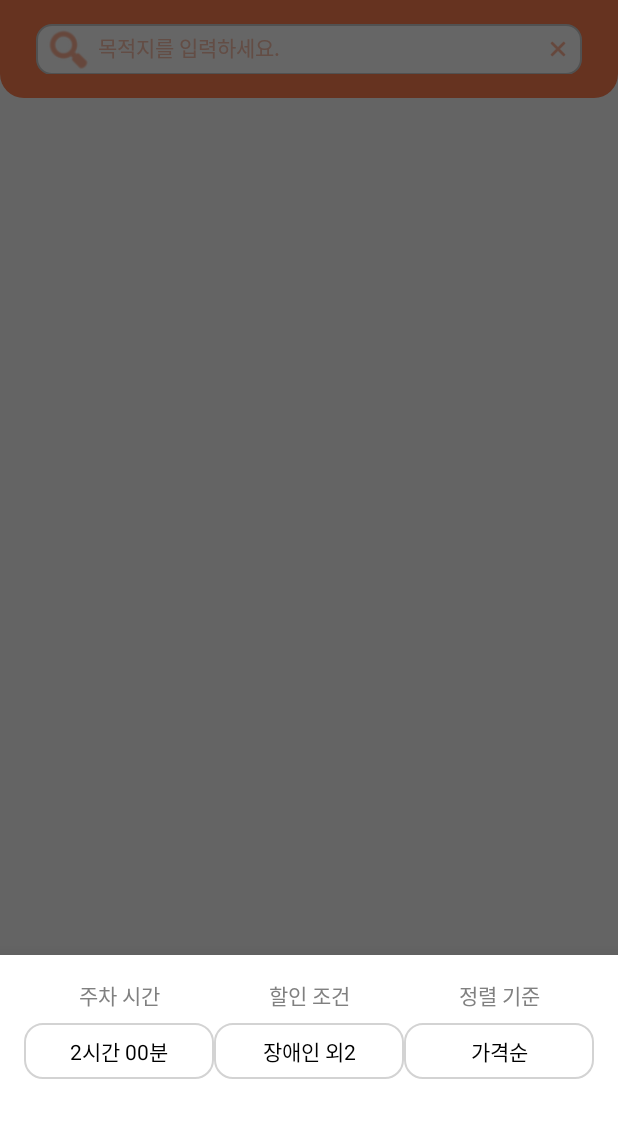
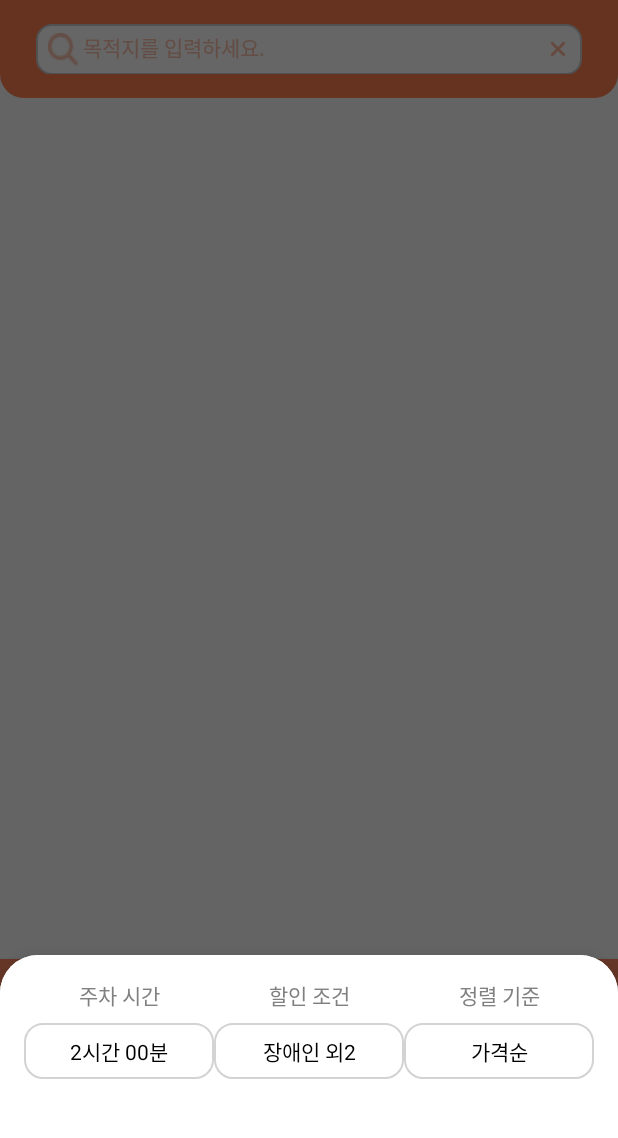
Before and after one commit to kyunghs/TmapProject, an Android app: the fragment ParkListBottomSheetFragment placed in its activity, item 2 of the bottom bar chosen, on a phone screen of 412 x 824 dp, the part 97-1235 px from its top. Run offline under Robolectric (Android 15) with nearby library versions, the phone set to English and light mode, and no system bars; libraries missing offline, so code that uses them is left out: com.skt.tmap, com.tmapmobility.tmap; 6 statements that could not run were skipped.

Commit message:
2024-12-03 고영진 바텀 시트 라운드 처리, 목적지 리스트 남은 거리, 주소 추가,fragment_map의 search_icon 수정

```diff
--- a/app/src/main/java/com/myapplication/fragments/BookmarkBottomSheetFragment.java
+++ b/app/src/main/java/com/myapplication/fragments/BookmarkBottomSheetFragment.java
@@ -24,6 +24,10 @@ public class BookmarkBottomSheetFragment extends BottomSheetDialogFragment {
             // BookmarkEditBottomSheetFragment 표시
             FragmentManager fragmentManager = getParentFragmentManager();
             BookmarkEditBottomSheetFragment editBottomSheet = new BookmarkEditBottomSheetFragment();
+            editBottomSheet.setStyle(
+                    BottomSheetDialogFragment.STYLE_NORMAL,
+                    R.style.AppBottomSheetDialogBorder20WhiteTheme
+            );
             editBottomSheet.show(fragmentManager, editBottomSheet.getTag());
         });
 
--- a/app/src/main/java/com/myapplication/fragments/ParkListBottomSheetFragment.java
+++ b/app/src/main/java/com/myapplication/fragments/ParkListBottomSheetFragment.java
@@ -34,6 +34,14 @@ public class ParkListBottomSheetFragment extends BottomSheetDialogFragment {
         args.putString(ARG_PARK_DATA, parkData);
         fragment.setArguments(args);
         return fragment;
+    }
+
+    @Override
+    public void onCreate(@Nullable Bundle savedInstanceState) {
+        super.onCreate(savedInstanceState);
+
+        // 바텀시트 스타일 설정
+        setStyle(BottomSheetDialogFragment.STYLE_NORMAL, R.style.AppBottomSheetDialogBorder20WhiteTheme);
     }
 
     @Nullable
--- a/app/src/main/res/drawable/rounded_bottom_sheet.xml
+++ b/app/src/main/res/drawable/rounded_bottom_sheet.xml
@@ -1,6 +1,6 @@
 <?xml version="1.0" encoding="utf-8"?>
     <shape xmlns:android="http://schemas.android.com/apk/res/android"
     android:shape="rectangle">
-        <solid android:color="@android:color/white"/>
+        <solid android:color="#ffffff"/>
     <corners android:topLeftRadius="25dp" android:topRightRadius="25dp" />
     </shape>
--- a/app/src/main/res/layout/fragment_map.xml
+++ b/app/src/main/res/layout/fragment_map.xml
@@ -56,8 +56,9 @@
                 android:layout_width="match_parent"
                 android:layout_height="wrap_content"
                 android:layout_marginStart="0dp"
+                android:drawableStart="@drawable/search_icon"
                 android:background="@drawable/rounded_edittext_background"
-                android:hint="          목적지를 입력하세요."
+                android:hint=" 목적지를 입력하세요."
                 android:imeOptions="actionDone"
                 android:inputType="text"
                 android:padding="8dp"
@@ -65,15 +66,15 @@
                 android:textColorHint="#F9C1AC"
                 android:textSize="14dp" />
 
-            <ImageView
-                android:id="@+id/search_icon"
-                android:layout_width="35dp"
-                android:layout_height="35dp"
-                android:src="@android:drawable/ic_menu_search"
-                app:tint="#FF7F50"
-                android:layout_alignParentStart="true"
-                android:layout_centerVertical="true"
-                android:layout_marginStart="4dp" />
+<!--            <ImageView-->
+<!--                android:id="@+id/search_icon"-->
+<!--                android:layout_width="35dp"-->
+<!--                android:layout_height="35dp"-->
+<!--                android:src="@android:drawable/ic_menu_search"-->
+<!--                app:tint="#FF7F50"-->
+<!--                android:layout_alignParentStart="true"-->
+<!--                android:layout_centerVertical="true"-->
+<!--                android:layout_marginStart="4dp" />-->
 
             <ImageView
                 android:id="@+id/clear_icon"
--- a/app/src/main/res/layout/park_list.xml
+++ b/app/src/main/res/layout/park_list.xml
@@ -4,8 +4,8 @@
     android:layout_width="match_parent"
     android:layout_height="match_parent"
     android:orientation="vertical"
-    android:padding="16dp"
-    android:background="@color/white">
+    android:background="@drawable/rounded_bottom_sheet"
+    android:padding="16dp" >
 
     <!-- 필터 라벨 -->
     <LinearLayout
--- a/app/src/main/res/layout/places_list.xml
+++ b/app/src/main/res/layout/places_list.xml
@@ -3,15 +3,16 @@
     android:layout_width="match_parent"
     android:layout_height="wrap_content"
     android:orientation="vertical"
-    android:background="@drawable/rounded_bottom_sheet_background">
+    android:layout_gravity="bottom" >
 
     <TextView
         android:id="@+id/title"
         android:layout_width="match_parent"
         android:layout_height="wrap_content"
-        android:text="장소 목록"
+        android:text="목적지 선택"
         android:textSize="18sp"
         android:textStyle="bold"
+        android:background="@drawable/rounded_bottom_sheet"
         android:gravity="center"
         android:padding="16dp" />
 
--- /dev/null
+++ b/app/src/main/res/values/styles.xml
@@ -0,0 +1,14 @@
+<?xml version="1.0" encoding="utf-8"?>
+<resources>
+    <!-- 바텀시트 전용 테마 -->
+    <style name="AppBottomSheetDialogBorder20WhiteTheme"
+        parent="Theme.Design.Light.BottomSheetDialog">
+        <item name="bottomSheetStyle">@style/AppModalBorder20WhiteStyle</item>
+        <item name="android:windowIsFloating">false</item>
+    </style>
+
+    <style name="AppModalBorder20WhiteStyle"
+        parent="Widget.Design.BottomSheet.Modal">
+        <item name="android:background">@drawable/rounded_bottom_sheet</item>
+    </style>
+</resources>
```
Also changed, not shown: app/src/main/java/com/myapplication/fragments/HomeFragment.java (+6 -1 lines), app/src/main/java/com/myapplication/fragments/PlacesBottomSheetFragment.java (+8 -0 lines), app/src/main/res/drawable/park_item_background.xml (+7 -4 lines), app/src/main/res/layout/item_parking.xml (+20 -9 lines), app/src/main/res/layout/item_place.xml (+52 -6 lines).
